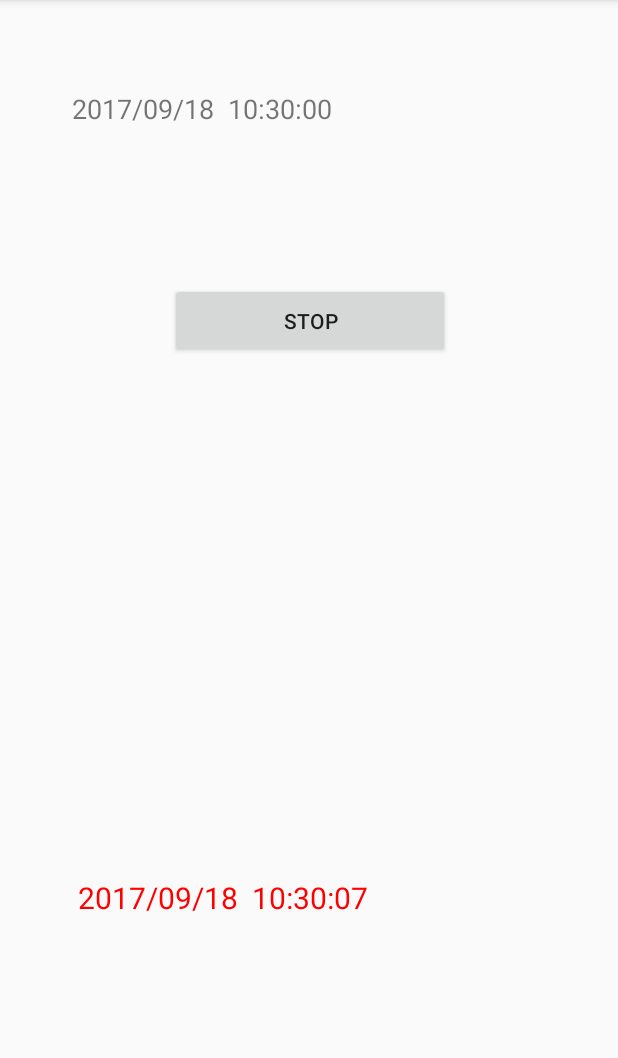
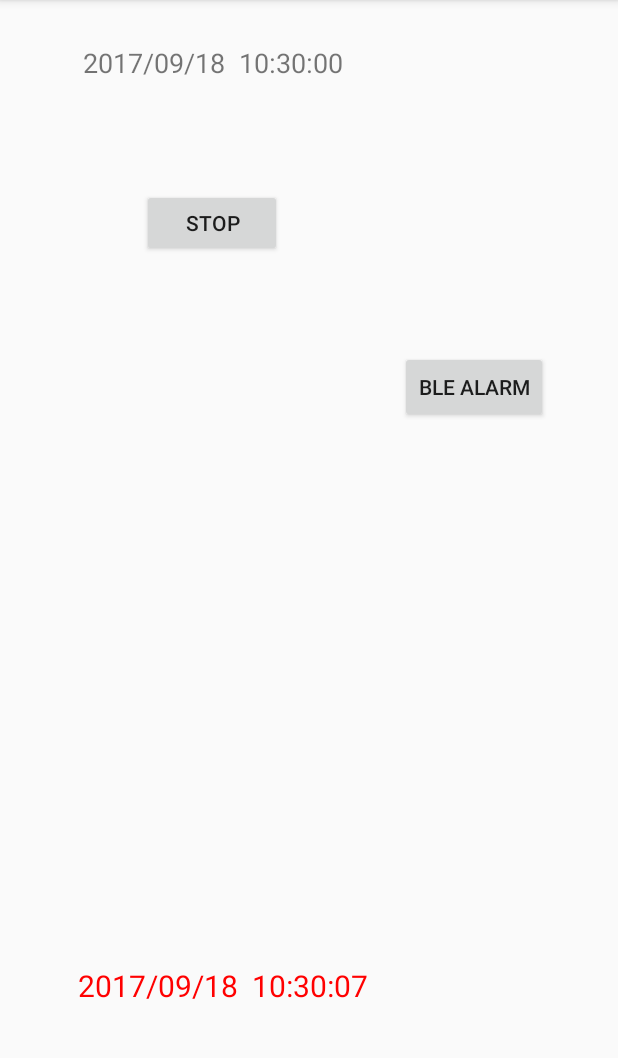
Before and after one commit to risc604/AlarmDemo, an Android app: the screen it shows after launch (MainActivity), after a tap on "SART", on a phone screen of 412 x 824 dp, the part 84-1142 px from its top. Run offline under Robolectric (Android 15) with nearby library versions, the phone set to English and light mode, and no system bars.

Commit message:
modify alarm set delay timing.

```diff
--- a/app/src/main/java/com/example/tomcat/alarmdemo/MainActivity.java
+++ b/app/src/main/java/com/example/tomcat/alarmdemo/MainActivity.java
@@ -18,12 +18,13 @@ public class MainActivity extends AppCompatActivity
     private static final int    ALRM_PERIOD = 1000 * 60 * 2;
 
     TextView    tvStartDT, tvAlarmDT;
-    Button      btnStart;
+    Button      btnStart, btnBleAlarm;
 
     Handler     handler=null;
     Runnable    runnable;
     private static boolean refacetFlag = true;
     private static boolean bgFlag = false;
+    private long alarmPeriod=0L;
     int colorKeep;
 
     @Override
@@ -67,6 +68,7 @@ public class MainActivity extends AppCompatActivity
 
         if (refacetFlag) {
             //handler.postDelayed(runnable, 1*1000);
+            setAlrmPeriod(1000*60*1);
             handler.post(runnable);
             refacetFlag = false;
             btnStart.setText("Stop");
@@ -81,6 +83,26 @@ public class MainActivity extends AppCompatActivity
         //initHandle(true);
     }
 
+    public void onClickbleAlarm(View view)
+    {
+        if (refacetFlag) {
+            Log.d(TAG, "onClickbleAlarm(), refacetFlag: " + refacetFlag);
+            //handler.postDelayed(runnable, 1*1000);
+            getCurrentDT();
+            setAlrmPeriod(1000*60*1);
+            handler.postDelayed(runnable, 1000*60*2);
+            refacetFlag = false;
+            btnStart.setText("Stop");
+            bgFlag = false;
+        }
+        else
+        {
+            handler.removeCallbacks(runnable);
+            refacetFlag = true;
+            btnStart.setText("Sart");
+        }
+    }
+
     private void initView()
     {
         tvStartDT = findViewById(R.id.tvStartDT);
@@ -88,6 +110,7 @@ public class MainActivity extends AppCompatActivity
         tvAlarmDT = findViewById(R.id.tvAlarmDT);
         tvAlarmDT.setText("");
         btnStart = findViewById(R.id.btnStart);
+        btnBleAlarm = findViewById(R.id.button_BLE);
 
     }
 
@@ -123,13 +146,13 @@ public class MainActivity extends AppCompatActivity
             runnable = new Runnable() {
                 @Override
                 public void run() {
-                    eventTodo();
+                    eventTodo(this);
                 }
             };
         }
     }
 
-    private void eventTodo()
+    private void eventTodo(Runnable runs)
     {
         NotificationHandler nHandler = NotificationHandler.getInstance(getBaseContext());
         tvAlarmDT.setTextColor(Color.RED);
@@ -139,11 +162,23 @@ public class MainActivity extends AppCompatActivity
         Log.i(TAG, "eventTodo(), bgFlag: " + bgFlag);
 
         if (bgFlag) {
-            handler.removeCallbacks(runnable);
+
+            handler.removeCallbacks(runs);
         } else {
             Log.i(TAG, "run(), Alarm set !! ");
-            handler.postDelayed(runnable, ALRM_PERIOD);
+            //handler.postDelayed(runs, ALRM_PERIOD);
+            handler.postDelayed(runs, getAlarmPeriod());
         }
+    }
+
+    private long getAlarmPeriod()
+    {
+        return alarmPeriod;
+    }
+
+    private void setAlrmPeriod(long mPeriod)
+    {
+        alarmPeriod = mPeriod;
     }
 
 
--- a/app/src/main/java/com/example/tomcat/alarmdemo/NotificationHandler.java
+++ b/app/src/main/java/com/example/tomcat/alarmdemo/NotificationHandler.java
@@ -43,6 +43,7 @@ public class NotificationHandler
         return nHandler;
     }
 
+    long notifiCounts = 0L;
     public void createSimpleNotification(Context context, boolean flag)
     {
         // Creates an explicit intent for an Activity
@@ -68,11 +69,13 @@ public class NotificationHandler
                 .setVibrate(new long[]{0, 5000, 50000, 5000});
                 //.setVibrate(new long[]{1000, 1000, 1000, 1000});
 
-        Log.d(TAG, "createSimpleNotification(), flag: " + flag);
+        notifiCounts++;
+        //Log.d(TAG, "createSimpleNotification(), flag: " + flag + ", notifiCounts: " +notifiCounts);
         if (flag)
         {
             // mId allows you to update the notification later on.
             mNotificationManager.notify(10, mBuilder.build());
+            Log.d(TAG, "flag: ture, notifiCounts: " + notifiCounts);
         }
         else
         {
@@ -80,6 +83,9 @@ public class NotificationHandler
             Notification notification = mBuilder.build();
             notification.flags |= Notification.FLAG_INSISTENT;
             mNotificationManager.notify(10, notification);
+            Log.d(TAG, "flag: false, notifiCounts: " + notifiCounts);
+            //mBuilder.build().flags |= Notification.FLAG_INSISTENT;
+            //mNotificationManager.notify(10,  mBuilder.build());
         }
     }
 
--- a/app/src/main/res/layout/activity_main.xml
+++ b/app/src/main/res/layout/activity_main.xml
@@ -12,47 +12,60 @@
         android:id="@+id/tvStartDT"
         android:layout_width="304dp"
         android:layout_height="30dp"
-        android:layout_marginBottom="68dp"
-        android:layout_marginEnd="77dp"
-        android:layout_marginStart="54dp"
-        android:layout_marginTop="30dp"
+        android:layout_marginBottom="92dp"
+        android:layout_marginEnd="39dp"
+        android:layout_marginStart="41dp"
+        android:layout_marginTop="55dp"
         android:text="Hello World!"
         android:textSize="18sp"
         app:layout_constraintBottom_toTopOf="@+id/btnStart"
         app:layout_constraintEnd_toEndOf="parent"
-        app:layout_constraintHorizontal_bias="0.274"
         app:layout_constraintStart_toStartOf="parent"
         app:layout_constraintTop_toTopOf="parent" />
 
     <TextView
         android:id="@+id/tvAlarmDT"
         android:layout_width="309dp"
-        android:layout_height="30dp"
-        android:layout_marginBottom="123dp"
-        android:layout_marginEnd="53dp"
-        android:layout_marginStart="54dp"
-        android:layout_marginTop="316dp"
+        android:layout_height="60dp"
+        android:layout_marginBottom="299dp"
+        android:layout_marginEnd="37dp"
+        android:layout_marginStart="38dp"
+        android:layout_marginTop="236dp"
         android:text="@string/textview"
         android:textSize="18sp"
         app:layout_constraintBottom_toBottomOf="parent"
         app:layout_constraintEnd_toEndOf="parent"
-        app:layout_constraintHorizontal_bias="0.514"
         app:layout_constraintStart_toStartOf="parent"
-        app:layout_constraintTop_toBottomOf="@+id/btnStart"
-        tools:layout_editor_absoluteX="40dp" />
+        app:layout_constraintTop_toBottomOf="@+id/btnStart" />
 
     <Button
         android:id="@+id/btnStart"
-        android:layout_width="0dp"
-        android:layout_height="50dp"
-        android:layout_marginEnd="112dp"
-        android:layout_marginStart="113dp"
+        android:layout_width="93dp"
+        android:layout_height="45dp"
+        android:layout_marginBottom="236dp"
+        android:layout_marginEnd="32dp"
+        android:layout_marginStart="64dp"
+        android:layout_marginTop="360dp"
         android:onClick="onClickRunning"
         android:text="@string/start"
         app:layout_constraintBottom_toTopOf="@+id/tvAlarmDT"
+        app:layout_constraintEnd_toStartOf="@+id/button_BLE"
+        app:layout_constraintStart_toStartOf="parent"
+        app:layout_constraintTop_toTopOf="parent" />
+
+    <Button
+        android:id="@+id/button_BLE"
+        android:layout_width="wrap_content"
+        android:layout_height="wrap_content"
+        android:layout_marginBottom="270dp"
+        android:layout_marginEnd="16dp"
+        android:layout_marginStart="16dp"
+        android:layout_marginTop="84dp"
+        android:onClick="onClickbleAlarm"
+        android:text="@string/ble_alarm"
+        app:layout_constraintBottom_toTopOf="@+id/tvAlarmDT"
         app:layout_constraintEnd_toEndOf="parent"
-        app:layout_constraintHorizontal_bias="0.5"
-        app:layout_constraintStart_toStartOf="parent"
+        app:layout_constraintStart_toEndOf="@+id/btnStart"
         app:layout_constraintTop_toBottomOf="@+id/tvStartDT" />
 
 </android.support.constraint.ConstraintLayout>
--- a/app/src/main/res/values/strings.xml
+++ b/app/src/main/res/values/strings.xml
@@ -5,4 +5,5 @@
 
     <string name="long_lorem">Lorem ipsum dolor sit amet, consectetur adipiscing elit. Aenean eu aliquet sem. Mauris tincidunt posuere erat vel dignissim. Donec condimentum, ligula id lobortis congue, leo nunc suscipit dui, non molestie ligula risus et velit. Pellentesque consectetur, ante molestie dapibus tincidunt, ipsum ipsum pretium turpis, eget elementum nulla arcu sed leo</string>
     <string name="start">Start</string>
+    <string name="ble_alarm">BLE Alarm</string>
 </resources>
--- a/build.gradle
+++ b/build.gradle
@@ -7,7 +7,7 @@ buildscript {
         jcenter()
     }
     dependencies {
-        classpath 'com.android.tools.build:gradle:3.0.0-beta5'
+        classpath 'com.android.tools.build:gradle:3.0.0-beta6'
 
 
         // NOTE: Do not place your application dependencies here; they belong
```
